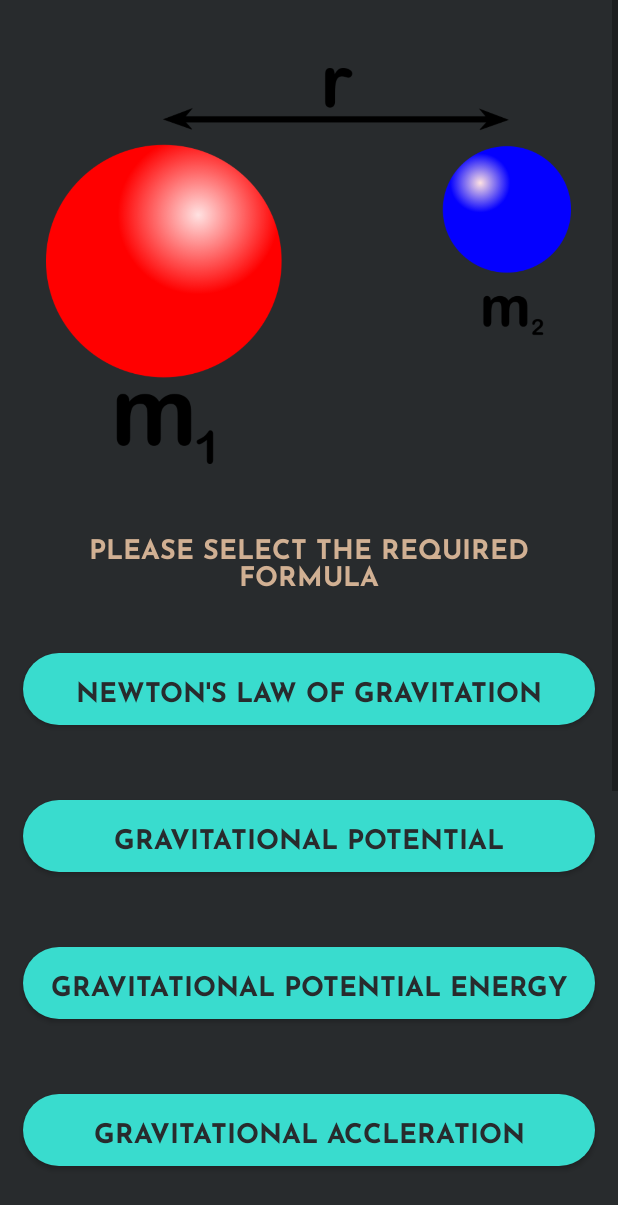
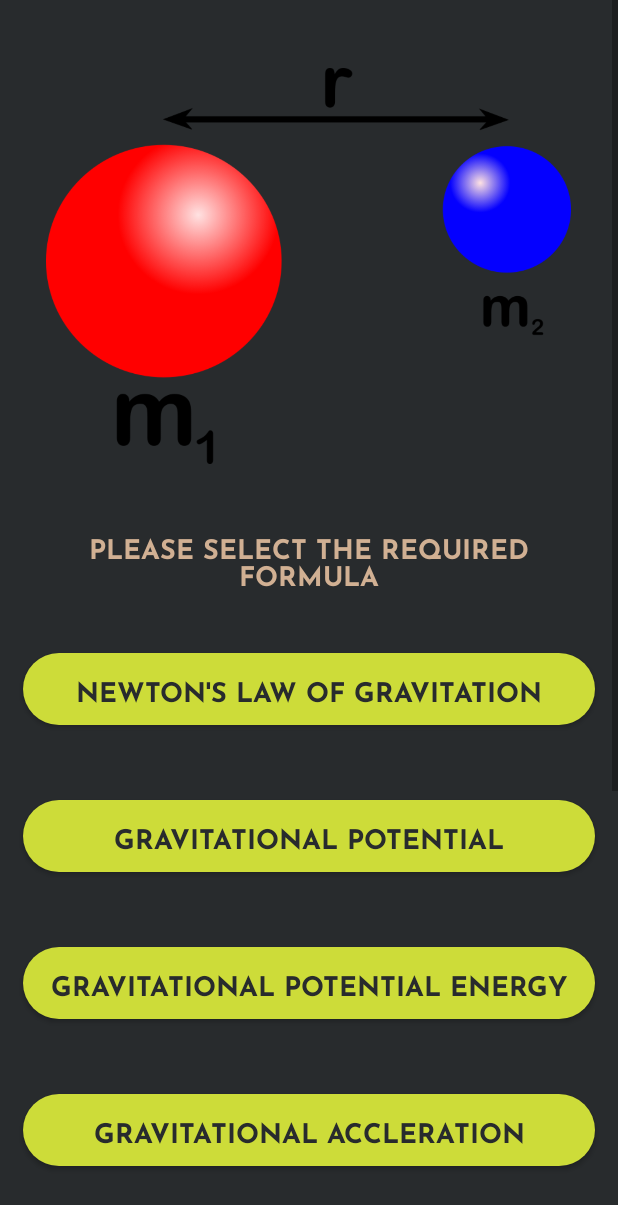
Before and after one commit to NoRancidIntentions/Physics-Mate, an Android app: the Gravitation screen opened directly, with no data from a screen before it, on a phone screen of 412 x 824 dp. Shown: the top 1205 px of the screen. Run offline under Robolectric (Android 15) with nearby library versions, the phone set to English and light mode, and no system bars; libraries missing offline, so code that uses them is left out: com.airbnb.paris.

Commit message:
update 2 result text color dynamic formatting

```diff
--- a/app/src/main/res/values/colors.xml
+++ b/app/src/main/res/values/colors.xml
@@ -8,7 +8,7 @@
     <color name="white_color_on_primary">#FFFFFF</color>
     <color name="text_question">#D1B093</color>
     <color name="text_hint">#A3A3A3</color>
-    <color name="yellow_num_answer">#39DCCE</color>
+    <color name="yellow_num_answer">#CDDC39</color>
     <color name="app_bg">#282b2d</color>
     <color name="darker_grey">#252525</color>
 
```
